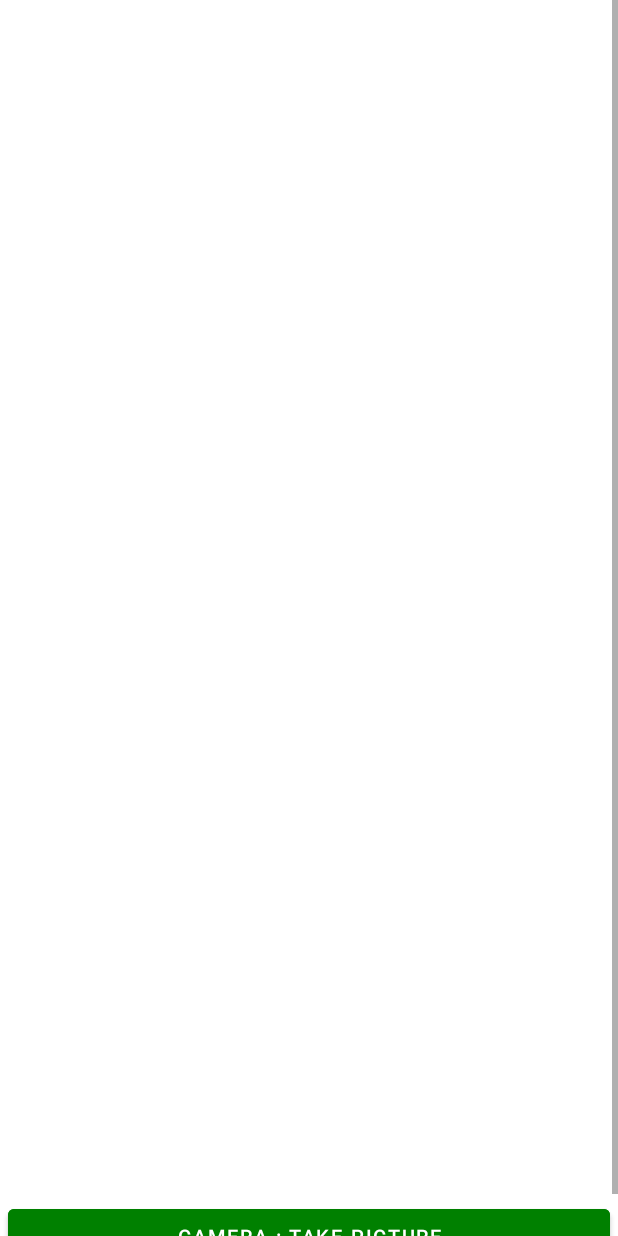
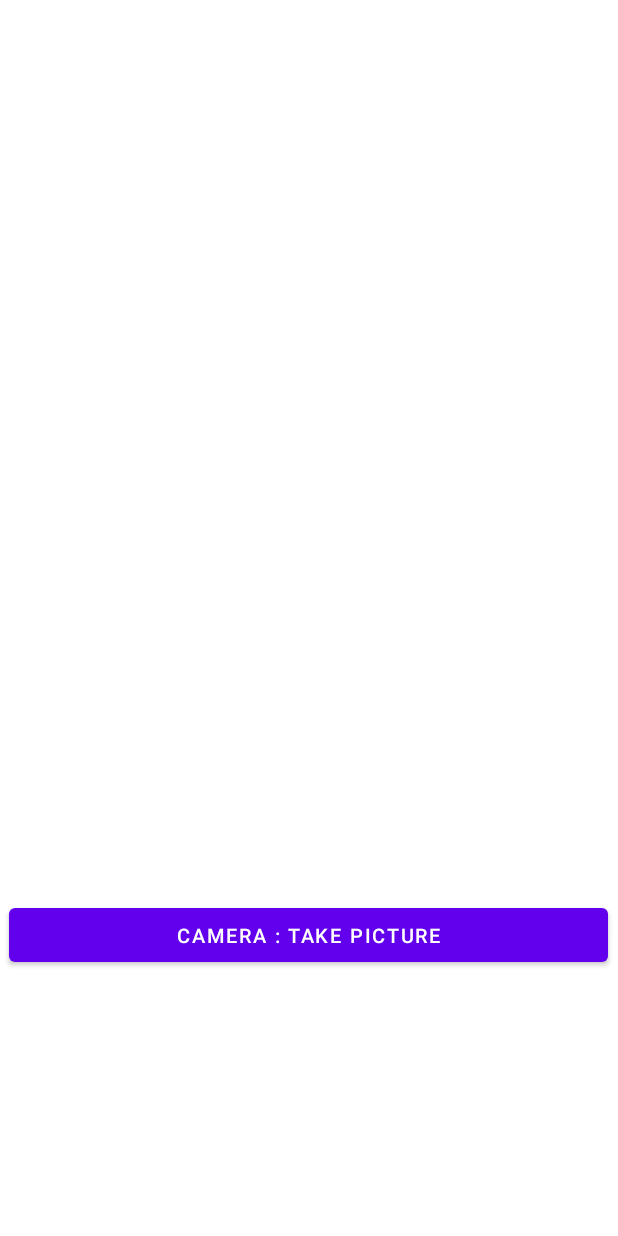
Before and after one commit to GDSC-Solution-Challenge/Frontend, an Android app: the layout activity_photo.xml on its own in the app's theme, with its tools: preview values and no code run, on a phone screen of 412 x 824 dp. Run offline under Robolectric (Android 15) with nearby library versions, the phone set to English and light mode, and no system bars.

Commit message:
update : ui view

```diff
--- a/app/src/main/res/layout/activity_photo.xml
+++ b/app/src/main/res/layout/activity_photo.xml
@@ -1,28 +1,33 @@
 <?xml version="1.0" encoding="utf-8"?>
 <ScrollView xmlns:android="http://schemas.android.com/apk/res/android"
-            xmlns:app="http://schemas.android.com/apk/res-auto"
     android:layout_width="match_parent"
     android:layout_height="match_parent"
+    xmlns:tools="http://schemas.android.com/tools"
+    xmlns:app="http://schemas.android.com/apk/res-auto"
     android:orientation="vertical"
     android:gravity="center_horizontal"
-            xmlns:tools="http://schemas.android.com/tools" tools:ignore="ScrollViewCount">
+    tools:context=".PhotoActivity">
 
     <LinearLayout
         android:layout_width="match_parent"
-        android:layout_height="wrap_content"
-        android:orientation="vertical"
+        android:layout_height="match_parent"
+        android:gravity="center"
         >
+
+        <LinearLayout
+            android:layout_width="wrap_content"
+            android:layout_height="match_parent"
+            android:orientation="vertical">
 
             <ImageView
                 android:id="@+id/imageView"
-            android:layout_width="match_parent"
-            android:layout_height="450dp"
-            android:layout_margin="5dp"
-            app:layout_constraintBottom_toBottomOf="@+id/resultText"
+                android:layout_width="390dp"
+                android:layout_height="240dp"
+                android:layout_margin="10dp"
+                app:layout_constraintBottom_toBottomOf="@+id/cameraBtn"
                 app:layout_constraintEnd_toEndOf="parent"
                 app:layout_constraintStart_toStartOf="parent"
-            app:layout_constraintTop_toTopOf="parent"
-        />
+                app:layout_constraintTop_toTopOf="parent" />
 
             <TextView
                 android:id="@+id/result1Text"
@@ -31,8 +36,7 @@
                 android:layout_marginTop="5dp"
                 android:minHeight="170dp"
                 android:textSize="25sp"
-            app:layout_constraintTop_toTopOf="@+id/imageView"
-            app:layout_constraintBottom_toBottomOf="@+id/result2Text" />
+                app:layout_constraintBottom_toBottomOf="@+id/cameraBtn" />
 
             <TextView
                 android:id="@+id/result2Text"
@@ -41,19 +45,18 @@
                 android:layout_marginBottom="5dp"
                 android:minHeight="170dp"
                 android:textSize="25sp"
-            app:layout_constraintTop_toTopOf="@+id/result1Text"
-            app:layout_constraintBottom_toBottomOf="@+id/additional_message" />
+                app:layout_constraintBottom_toBottomOf="@+id/cameraBtn" />
 
             <TextView
                 android:id="@+id/additional_message"
                 android:layout_width="match_parent"
                 android:layout_height="238dp"
                 android:layout_marginBottom="5dp"
+                android:scrollbars = "vertical"
                 android:minHeight="170dp"
                 android:textSize="16sp"
-            app:layout_constraintTop_toTopOf="@+id/result2Text"
                 app:layout_constraintBottom_toBottomOf="@+id/cameraBtn"
-             />
+                app:layout_constraintTop_toTopOf="@+id/imageView" />
 
             <Button
                 android:id="@+id/cameraBtn"
@@ -62,8 +65,13 @@
                 android:text="Camera : Take Picture"
                 android:layout_margin="5dp"
                 android:textSize="13sp"
-            android:backgroundTint="#008000"
-            app:layout_constraintBottom_toBottomOf="parent"
-        />
+                app:layout_constraintBottom_toBottomOf="parent" />
+
+
         </LinearLayout>
+
+
+    </LinearLayout>
+
+
 </ScrollView>
```
Lines whose indentation alone changed are shown as unchanged.
